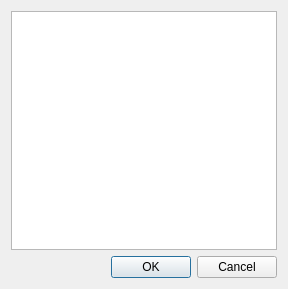
First picture: the form in src/client/ui/selectsession.ui, repository drawpile/Drawpile, before the edit.
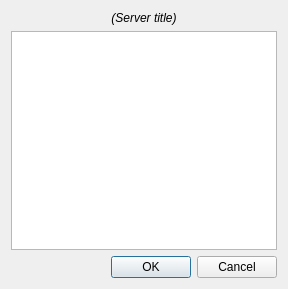
Second picture: the form after the edit.

Commit message:
Add server title
The server title is shown in the session selector dialog when logging in.

```diff
--- a/src/client/ui/selectsession.ui
+++ b/src/client/ui/selectsession.ui
@@ -14,6 +14,28 @@
    <string>Select session</string>
   </property>
   <layout class="QVBoxLayout" name="verticalLayout">
+   <item>
+    <widget class="QLabel" name="serverTitle">
+     <property name="text">
+      <string notr="true">&lt;i&gt;(Server title)&lt;/i&gt;</string>
+     </property>
+     <property name="textFormat">
+      <enum>Qt::RichText</enum>
+     </property>
+     <property name="alignment">
+      <set>Qt::AlignCenter</set>
+     </property>
+     <property name="wordWrap">
+      <bool>true</bool>
+     </property>
+     <property name="openExternalLinks">
+      <bool>true</bool>
+     </property>
+     <property name="textInteractionFlags">
+      <set>Qt::LinksAccessibleByMouse|Qt::TextSelectableByMouse</set>
+     </property>
+    </widget>
+   </item>
    <item>
     <widget class="QTableView" name="sessionView">
      <property name="editTriggers">
```
The commit also changes 12 other files.
